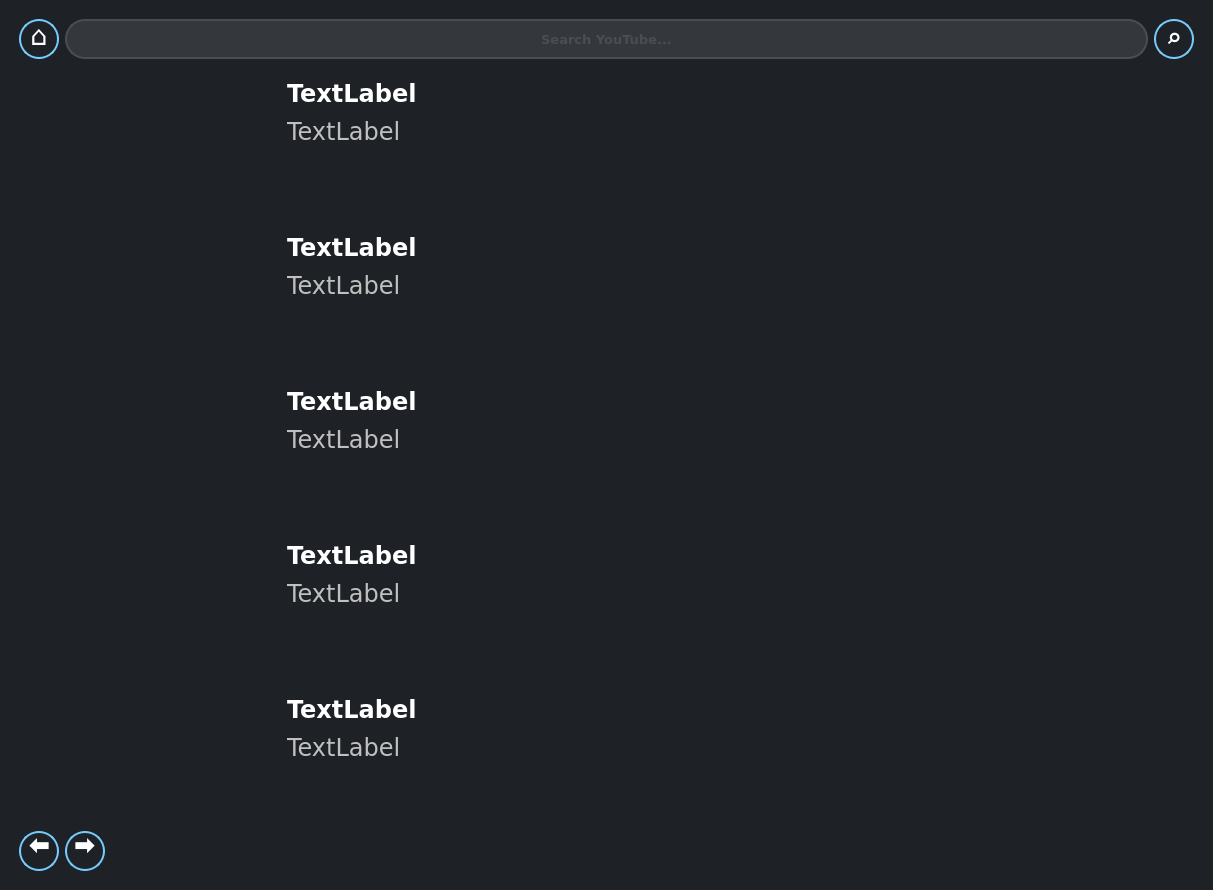
This is assets/search.ui in Delamox/ytQt as Qt 5 draws it before an edit. The edited form follows.
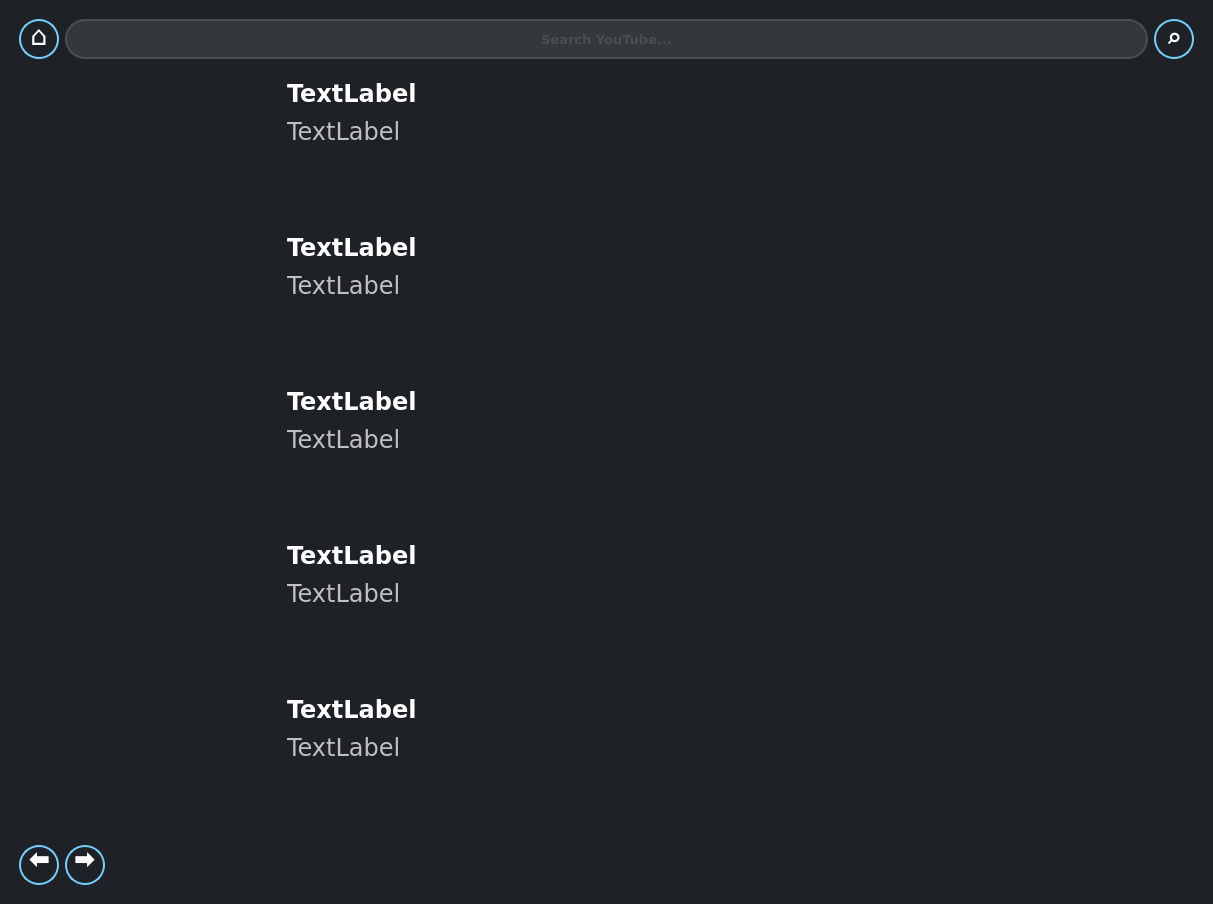
This is the edited form. Icons and pictures are not drawn.

```diff
--- a/assets/search.ui
+++ b/assets/search.ui
@@ -7,7 +7,7 @@
     <x>0</x>
     <y>0</y>
     <width>1213</width>
-    <height>872</height>
+    <height>904</height>
    </rect>
   </property>
   <property name="windowTitle">
```
Left out of the diff: 14 changed lines with no effect on the pictures.
